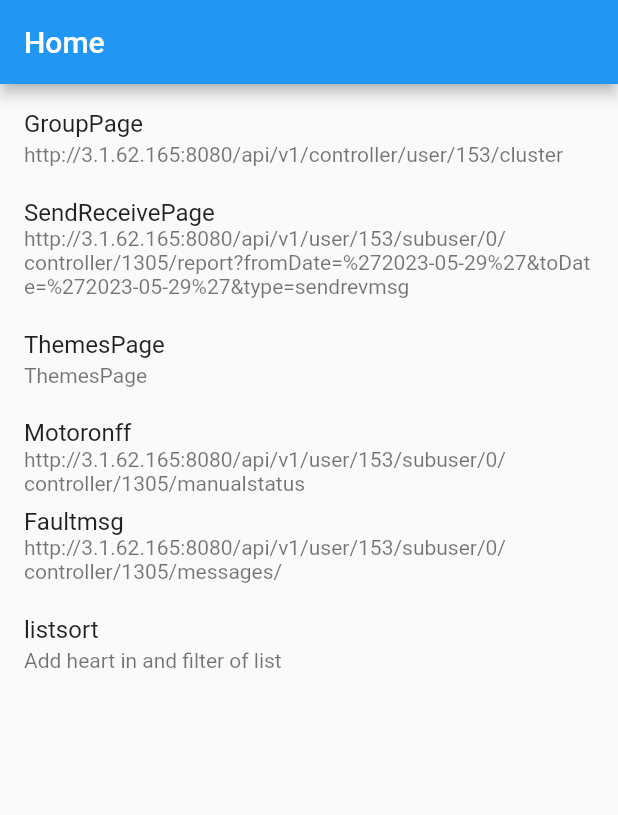
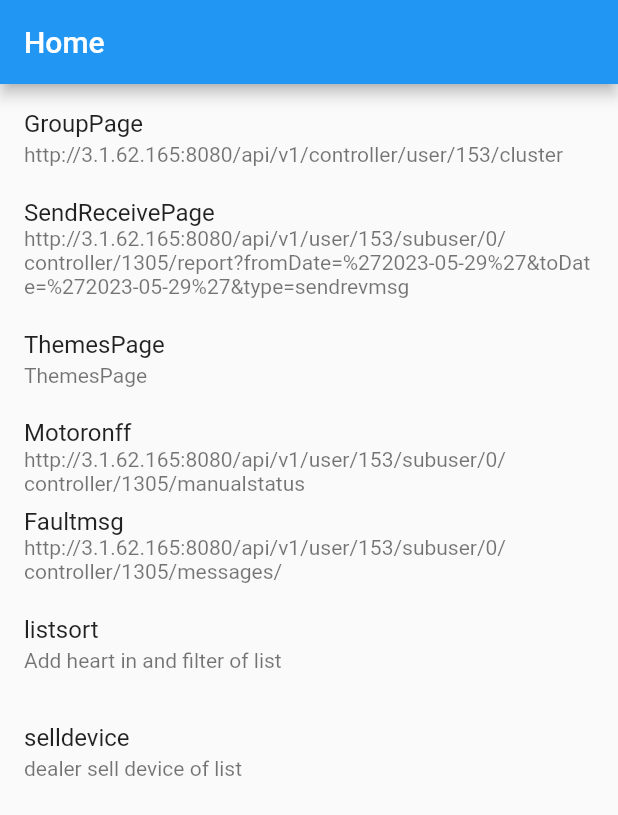
Before and after one commit to venkatesanios/REST_method_Flutter, a Flutter app: the screen it shows after launch, on a phone screen of 412 x 824 dp. Shown: the top 815 px of the screen. Run offline on Flutter 3.47's test engine with Material 2 defaults, Android fonts, the phone set to English and light mode, and no system bars; our stand-ins replace dio.

Commit message:
list of imei num

```diff
--- a/lib/main.dart
+++ b/lib/main.dart
@@ -6,6 +6,7 @@ import 'package:rest_method_flutter/view/homeview.dart';
 import 'package:rest_method_flutter/viewmodel/faultmessageViewModel.dart';
 import 'package:rest_method_flutter/viewmodel/groupviewmodel.dart';
 import 'package:rest_method_flutter/viewmodel/onoffviewmodel.dart';
+import 'package:rest_method_flutter/viewmodel/sellingdeviceviewmodel.dart';
 import 'package:rest_method_flutter/viewmodel/send_receiveviewmodel.dart';
 
 void main() {
@@ -24,7 +25,10 @@ void main() {
         ChangeNotifierProvider<onoffViewModel>(create: (_) => onoffViewModel()),
         ChangeNotifierProvider<FaultmessageViewModel>(
           create: (context) => FaultmessageViewModel(),
-        )
+        ),
+        ChangeNotifierProvider<DeviceViewModel>(
+          create: (_) => DeviceViewModel(),
+        ),
       ],
       child: MyApp(),
     ),
--- /dev/null
+++ b/lib/model/sellingdevice.dart
@@ -0,0 +1,7 @@
+class Device {
+  final String name;
+  final String model;
+  final String imei;
+
+  Device({required this.name, required this.model, required this.imei});
+}
--- a/lib/view/homeview.dart
+++ b/lib/view/homeview.dart
@@ -6,6 +6,7 @@ import 'package:rest_method_flutter/view/faultmsgView.dart';
 import 'package:rest_method_flutter/view/groupview.dart';
 import 'package:rest_method_flutter/view/listsortfilterview.dart';
 import 'package:rest_method_flutter/view/motorview.dart';
+import 'package:rest_method_flutter/view/sellingdeviceview.dart';
 import 'package:rest_method_flutter/view/send_receiveView.dart';
 import 'package:rest_method_flutter/viewmodel/faultmessageViewModel.dart';
 import 'package:rest_method_flutter/viewmodel/onoffviewmodel.dart';
@@ -57,6 +58,7 @@ class HomePage extends StatelessWidget {
           'http://3.1.62.165:8080/api/v1/user/153/subuser/0/controller/1305/messages/'
     },
     {'title': 'listsort', 'subtitle': 'Add heart in and filter of list'},
+    {'title': 'selldevice', 'subtitle': 'dealer sell device of list'},
   ];
 
   @override
@@ -107,10 +109,15 @@ class HomePage extends StatelessWidget {
               } else if (item['title'] == 'listsort') {
                 Navigator.push(context,
                     MaterialPageRoute(builder: (context) => ItemListPage()));
+              } else if (item['title'] == 'selldevice') {
+                Navigator.push(
+                    context,
+                    MaterialPageRoute(
+                        builder: (context) => SellingDevicePage()));
               } else {
                 Navigator.push(context,
                     MaterialPageRoute(builder: (context) => ThemesPage()));
-                //  Navigator.pushNamed(context, '/${item['title']!}');
+                //  Navigator.pushNamed(context, '/${item['title']!}');selldevice
               }
             },
             child: ListTile(
--- a/lib/view/listsortfilterview.dart
+++ b/lib/view/listsortfilterview.dart
@@ -261,7 +261,7 @@ class _ItemListPageState extends State<ItemListPage> {
           ),
           IconButton(
             icon: Icon(
-              isAscending ? Icons.arrow_upward : Icons.arrow_downward,
+              isAscending ? Icons.arrow_upward : Icons.star_border,
             ),
             onPressed: () {
               setState(() {
--- /dev/null
+++ b/lib/viewmodel/sellingdeviceviewmodel.dart
@@ -0,0 +1,23 @@
+import 'package:flutter/material.dart';
+import 'package:rest_method_flutter/model/sellingdevice.dart';
+
+class DeviceViewModel extends ChangeNotifier {
+  List<Device> _availableDevices = [
+    Device(name: 'Oro Gem', model: 'Gem001', imei: '1234567890'),
+    Device(name: 'Oro Pump', model: 'Pump001', imei: '0987654321'),
+    // Add more devices here
+  ];
+
+  List<Device> get availableDevices => _availableDevices;
+
+  Device? _selectedDevice;
+
+  Device? get selectedDevice => _selectedDevice;
+
+  void selectDevice(Device device) {
+    _selectedDevice = device;
+    notifyListeners();
+  }
+
+  // Add methods for handling API calls and creating a new customer account here
+}
```
Also changed, not shown: lib/view/sellingdeviceview.dart (added, +70 -0 lines).
